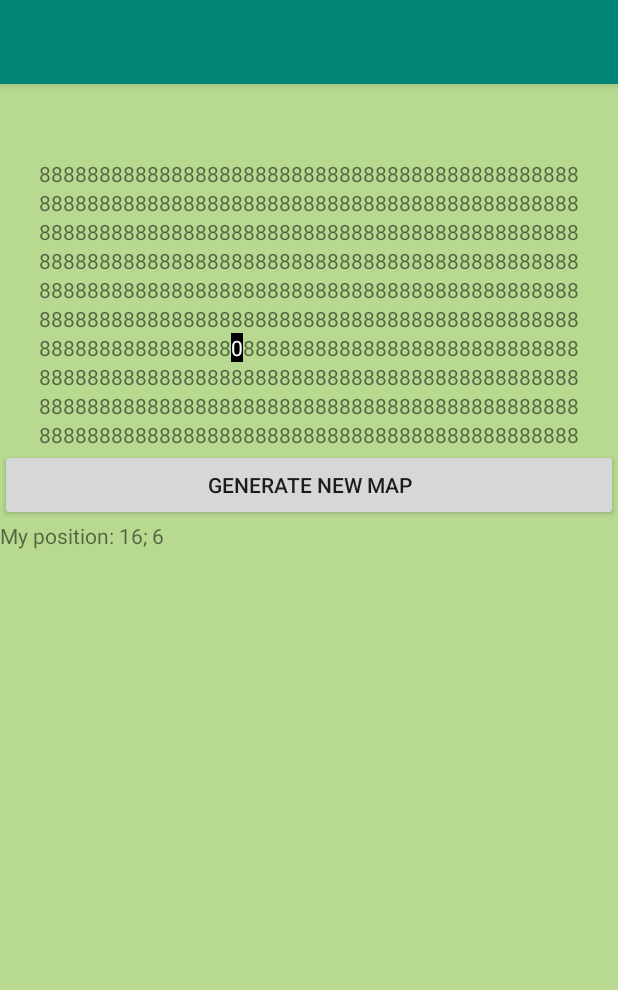
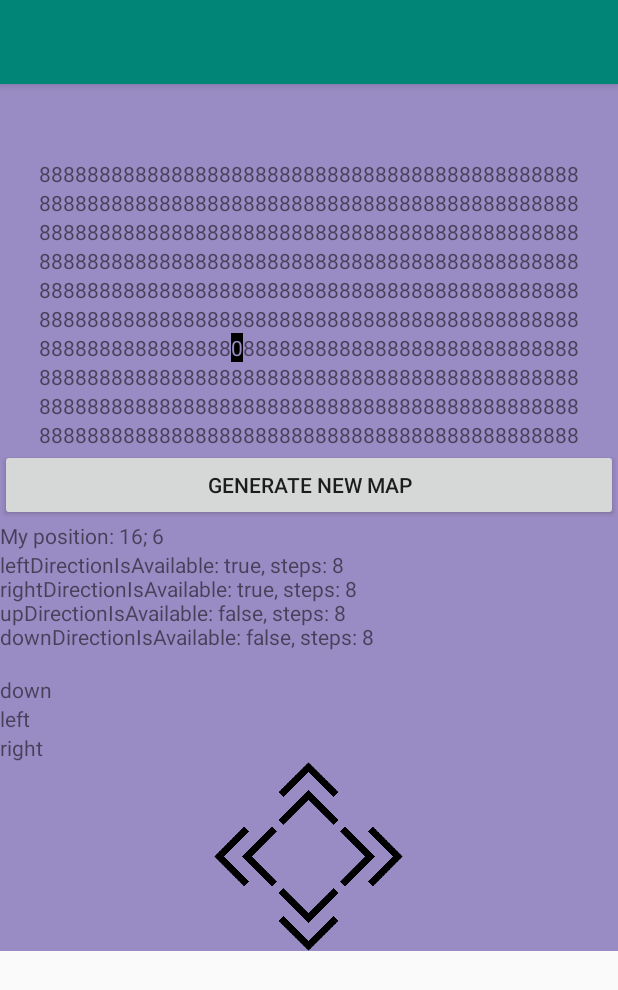
Before and after one commit to zumi000/Greed, an Android app: the screen it shows after launch (MainActivity), on a phone screen of 412 x 824 dp. Shown: the top 990 px of the screen. Run offline under Robolectric (Android 15) with nearby library versions, the phone set to English and light mode, and no system bars.

Commit message:
arrows added, checking the four directions from the current position

```diff
--- a/app/src/main/java/com/victoriaserect/greed/MainActivity.java
+++ b/app/src/main/java/com/victoriaserect/greed/MainActivity.java
@@ -20,15 +20,16 @@ public class MainActivity extends AppCompatActivity {
     private int[][] map;
     private int meX;
     private int meY;
-    final String background = "#998BC34A";
+    final String background = "#998BC3";
     List<TextView> textViews = new ArrayList<>();
-    TextView me;
+    TextView me, up_available;
 
     @Override
     protected void onCreate(Bundle savedInstanceState) {
         super.onCreate(savedInstanceState);
         setContentView(R.layout.activity_main);
         me = (TextView) findViewById(R.id.text_me);
+        up_available = (TextView) findViewById(R.id.up_available);
         Button newMap = (Button) findViewById(R.id.btn_newmap);
         newMap.setOnClickListener(new View.OnClickListener() {
             @Override
@@ -36,6 +37,8 @@ public class MainActivity extends AppCompatActivity {
                 createMap();
                 randomMe();
                 //printMap();
+                checkAvailableMoves();
+
             }
         });
 
@@ -65,6 +68,7 @@ public class MainActivity extends AppCompatActivity {
         createMap();
         randomMe();
 //printMap();
+        checkAvailableMoves();
     }
 
 
@@ -88,7 +92,7 @@ public class MainActivity extends AppCompatActivity {
         map[meY][meX] = 0;
         String origiLine = textViews.get(meY).getText().toString();
         textViews.get(meY).setText(Html.fromHtml(
-                origiLine.substring(0, meX).concat("<span style=\"background-color:#000000;\"><font color=#ffffff>").concat("0").concat("</font></span>").concat(origiLine.substring(meX + 1))
+                origiLine.substring(0, meX).concat("<span style=\"background-color:#000000;\"><font color=" + background + ">").concat("0").concat("</font></span>").concat(origiLine.substring(meX + 1))
         ));
     }
 
@@ -105,7 +109,48 @@ public class MainActivity extends AppCompatActivity {
 
     private void setMeInPosition() {}
     private void eraseBehindBe() {}
-    private void checkAvailableMoves() {}
+    private void checkAvailableMoves() {
+        // me: [rows][columns];
+        // me:  map[meY][meX];
+        boolean leftDirectionIsAvailable = false;
+        boolean rightDirectionIsAvailable = false;
+        boolean upDirectionIsAvailable = false;
+        boolean downDirectionIsAvailable = false;
+        int leftSteps = -1; // character is in the first column, has no number on the left side
+        if (meX > 0) {
+            leftSteps = map[meY][meX-1];
+            if (meX >= leftSteps) {
+                leftDirectionIsAvailable = true;
+            }
+        }
+        int rightSteps = -1; // character is in the last column, has no number on the right side
+        if (meX < columns-1) {
+            rightSteps = map[meY][meX+1];
+            if (meX + rightSteps < columns) {
+                rightDirectionIsAvailable = true;
+            }
+        }
+        int upSteps = -1; // character is in the first row, has no number on the upper side
+        if (meY > 0) {
+            upSteps = map[meY-1][meX];
+            if (meY - upSteps >= 0) {
+                upDirectionIsAvailable = true;
+            }
+        }
+        int downSteps = -1; // character is in the last row, has no number on the down side
+        if (meY < rows-1) {
+            downSteps = map[meY+1][meX];
+            if (meY + downSteps < rows) {
+                downDirectionIsAvailable = true;
+            }
+        }
+        String directionsSummary = "leftDirectionIsAvailable: " + leftDirectionIsAvailable + ", steps: " + leftSteps + "\n" +
+                "rightDirectionIsAvailable: " + rightDirectionIsAvailable + ", steps: " + rightSteps + "\n" +
+                "upDirectionIsAvailable: " + upDirectionIsAvailable + ", steps: " + upSteps + "\n" +
+                "downDirectionIsAvailable: " + downDirectionIsAvailable + ", steps: " + downSteps + "\n";
+        System.out.println(directionsSummary);
+        up_available.setText(directionsSummary);
+    }
     private void go(String destination, int distance) {}
 
 }
--- a/app/src/main/res/layout/activity_main.xml
+++ b/app/src/main/res/layout/activity_main.xml
@@ -9,8 +9,8 @@
 
     <LinearLayout
         android:layout_width="match_parent"
-        android:layout_height="match_parent"
-        android:background="#998BC34A"
+        android:layout_height="wrap_content"
+        android:background="#998BC3"
         android:gravity="center_horizontal"
         android:orientation="vertical">
 
@@ -132,6 +132,76 @@
             app:layout_constraintRight_toRightOf="parent"
             app:layout_constraintTop_toTopOf="parent" />
 
+        <TextView
+            android:id="@+id/up_available"
+            android:layout_width="match_parent"
+            android:layout_height="wrap_content"
+            android:text="up" />
+
+        <TextView
+            android:id="@+id/down_available"
+            android:layout_width="match_parent"
+            android:layout_height="wrap_content"
+            android:text="down" />
+
+        <TextView
+            android:id="@+id/left_available"
+            android:layout_width="match_parent"
+            android:layout_height="wrap_content"
+            android:text="left" />
+
+        <TextView
+            android:id="@+id/right_available"
+            android:layout_width="match_parent"
+            android:layout_height="wrap_content"
+            android:text="right" />
+
+        <LinearLayout
+            android:layout_width="wrap_content"
+            android:layout_height="wrap_content"
+            android:orientation="vertical">
+
+            <Button
+                android:id="@+id/button_up_arrow"
+                android:layout_width="42dp"
+                android:layout_height="42dp"
+                android:background="@drawable/arrow_up_transparent_840x840" />
+        </LinearLayout>
+
+        <LinearLayout
+            android:layout_width="match_parent"
+            android:layout_height="match_parent"
+            android:gravity="center_horizontal"
+            android:orientation="horizontal">
+
+            <Button
+                android:id="@+id/button_left_arrow"
+                android:layout_width="42dp"
+                android:layout_height="42dp"
+                android:background="@drawable/arrow_left_transparent_840x840" />
+
+            <Button
+                android:id="@+id/button_right_arrow"
+                android:layout_width="42dp"
+                android:layout_height="42dp"
+                android:layout_marginLeft="42dp"
+                android:background="@drawable/arrow_right_transparent_840x840" />
+
+        </LinearLayout>
+
+        <LinearLayout
+            android:layout_width="match_parent"
+            android:layout_height="match_parent"
+            android:gravity="center_horizontal"
+            android:orientation="vertical">
+
+            <Button
+                android:id="@+id/button_down_arrow"
+                android:layout_width="42dp"
+                android:layout_height="42dp"
+                android:background="@drawable/arrow_down_transparent_840x840" />
+        </LinearLayout>
+
 
     </LinearLayout>
 
--- a/build.gradle
+++ b/build.gradle
@@ -7,7 +7,7 @@ buildscript {
 
     }
     dependencies {
-        classpath 'com.android.tools.build:gradle:3.5.2'
+        classpath 'com.android.tools.build:gradle:3.5.3'
 
         // NOTE: Do not place your application dependencies here; they belong
         // in the individual module build.gradle files
```
Also changed, not shown: app/src/main/res/drawable/arrow_down_transparent_840x840.png (added), app/src/main/res/drawable/arrow_left_transparent_840x840.png (added), app/src/main/res/drawable/arrow_right_transparent_840x840.png (added), app/src/main/res/drawable/arrow_up_transparent_840x840.png (added).
